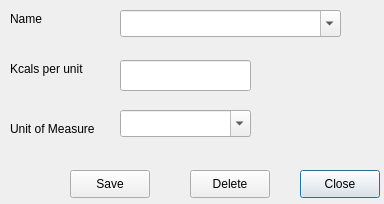
Old version of the form open-ihm/gui/designs/ui_managefoodtypes.ui in the repository snim2mirror/openihm.
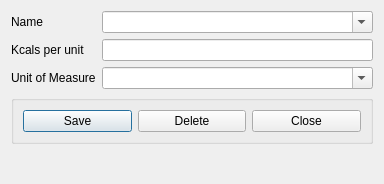
New version of the form.

Commit message: Added layout manager to most dialogs. One report and all tabbed dialogs still to go.

```diff
--- a/open-ihm/gui/designs/ui_managefoodtypes.ui
+++ b/open-ihm/gui/designs/ui_managefoodtypes.ui
@@ -7,132 +7,88 @@
     <x>0</x>
     <y>0</y>
     <width>384</width>
-    <height>204</height>
+    <height>184</height>
    </rect>
   </property>
   <property name="minimumSize">
    <size>
     <width>384</width>
-    <height>204</height>
+    <height>180</height>
    </size>
   </property>
   <property name="windowTitle">
    <string>Manage Food Types</string>
   </property>
-  <widget class="QPushButton" name="cmdManageFoodClose">
-   <property name="geometry">
-    <rect>
-     <x>300</x>
-     <y>170</y>
-     <width>80</width>
-     <height>28</height>
-    </rect>
-   </property>
-   <property name="text">
-    <string>Close</string>
-   </property>
-  </widget>
-  <widget class="QPushButton" name="cmdSave">
-   <property name="geometry">
-    <rect>
-     <x>70</x>
-     <y>170</y>
-     <width>80</width>
-     <height>28</height>
-    </rect>
-   </property>
-   <property name="text">
-    <string>Save</string>
-   </property>
-  </widget>
-  <widget class="QComboBox" name="cmbFoodType">
-   <property name="geometry">
-    <rect>
-     <x>120</x>
-     <y>10</y>
-     <width>221</width>
-     <height>27</height>
-    </rect>
-   </property>
-   <property name="editable">
-    <bool>true</bool>
-   </property>
-  </widget>
+  <layout class="QFormLayout" name="formLayout">
+   <item row="0" column="0">
   <widget class="QLabel" name="label">
-   <property name="geometry">
-    <rect>
-     <x>10</x>
-     <y>10</y>
-     <width>54</width>
-     <height>18</height>
-    </rect>
-   </property>
    <property name="text">
     <string>Name</string>
    </property>
   </widget>
-  <widget class="QComboBox" name="cmbUnitOfMeasure">
-   <property name="geometry">
-    <rect>
-     <x>120</x>
-     <y>110</y>
-     <width>131</width>
-     <height>27</height>
-    </rect>
-   </property>
+   </item>
+   <item row="0" column="1">
+    <widget class="QComboBox" name="cmbFoodType">
    <property name="editable">
     <bool>true</bool>
    </property>
   </widget>
-  <widget class="QLabel" name="label_3">
-   <property name="geometry">
-    <rect>
-     <x>10</x>
-     <y>120</y>
-     <width>91</width>
-     <height>18</height>
-    </rect>
-   </property>
-   <property name="text">
-    <string>Unit of Measure</string>
-   </property>
-  </widget>
+   </item>
+   <item row="1" column="0">
   <widget class="QLabel" name="label_4">
-   <property name="geometry">
-    <rect>
-     <x>10</x>
-     <y>60</y>
-     <width>101</width>
-     <height>18</height>
-    </rect>
-   </property>
    <property name="text">
     <string>Kcals per unit</string>
    </property>
   </widget>
+   </item>
+   <item row="1" column="1">
+    <widget class="QLineEdit" name="txtKCalories"/>
+   </item>
+   <item row="2" column="0">
+    <widget class="QLabel" name="label_3">
+     <property name="text">
+      <string>Unit of Measure</string>
+     </property>
+    </widget>
+   </item>
+   <item row="2" column="1">
+    <widget class="QComboBox" name="cmbUnitOfMeasure">
+     <property name="editable">
+      <bool>true</bool>
+     </property>
+    </widget>
+   </item>
+   <item row="3" column="0" colspan="2">
+    <widget class="QGroupBox" name="groupBox">
+     <property name="title">
+      <string/>
+     </property>
+     <layout class="QHBoxLayout" name="horizontalLayout">
+      <item>
+       <widget class="QPushButton" name="cmdSave">
+        <property name="text">
+         <string>Save</string>
+        </property>
+       </widget>
+      </item>
+      <item>
   <widget class="QPushButton" name="cmdDelete">
-   <property name="geometry">
-    <rect>
-     <x>190</x>
-     <y>170</y>
-     <width>80</width>
-     <height>28</height>
-    </rect>
-   </property>
    <property name="text">
     <string>Delete</string>
    </property>
   </widget>
-  <widget class="QLineEdit" name="txtKCalories">
-   <property name="geometry">
-    <rect>
-     <x>120</x>
-     <y>60</y>
-     <width>131</width>
-     <height>31</height>
-    </rect>
-   </property>
-  </widget>
+      </item>
+      <item>
+       <widget class="QPushButton" name="cmdManageFoodClose">
+        <property name="text">
+         <string>Close</string>
+        </property>
+       </widget>
+      </item>
+     </layout>
+    </widget>
+   </item>
+  </layout>
  </widget>
  <tabstops>
   <tabstop>cmbFoodType</tabstop>
```
Lines whose indentation alone changed are shown as unchanged. The commit also changes 97 other files.
